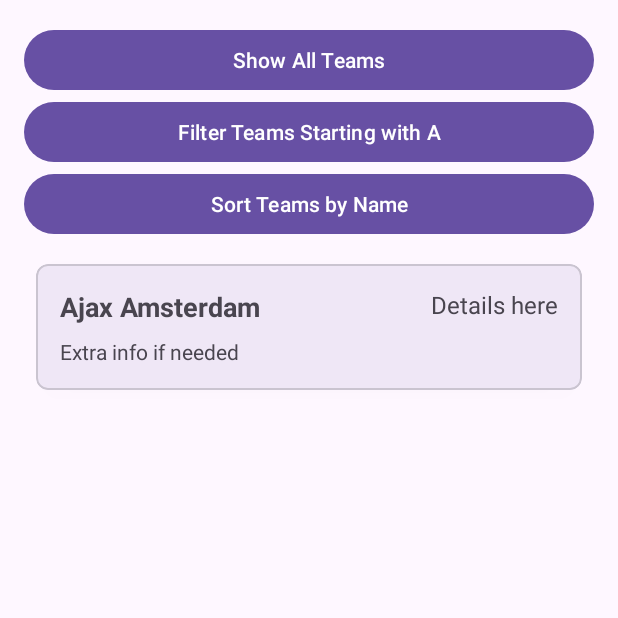
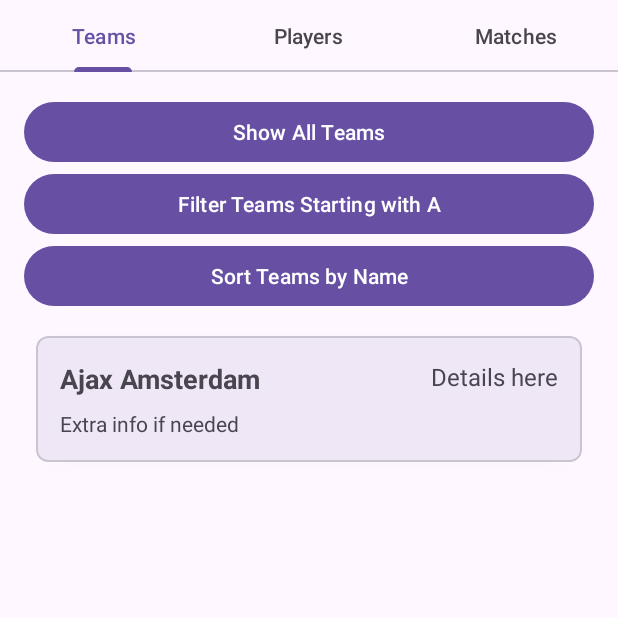
Before and after one commit to torade/Assignment_11, an Android app: the screen it shows after launch (MainActivity), after a tap on "Filter Teams Starting with A", on a phone screen of 412 x 824 dp, the top half of it. Run offline under Robolectric (Android 15) with nearby library versions, the phone set to English and light mode, and no system bars.

Commit message:
3nd commit

```diff
--- a/app/src/main/java/com/example/assignment_11/MainActivity.java
+++ b/app/src/main/java/com/example/assignment_11/MainActivity.java
@@ -1,118 +1,42 @@
 package com.example.assignment_11;
 
 import android.os.Bundle;
-import android.view.View;
-import android.widget.Button;
-import android.widget.TextView;
-import android.widget.Toast;
 
-import androidx.activity.EdgeToEdge;
 import androidx.appcompat.app.AppCompatActivity;
-import androidx.core.graphics.Insets;
-import androidx.core.view.ViewCompat;
-import androidx.core.view.WindowInsetsCompat;
-import androidx.recyclerview.widget.LinearLayoutManager;
-import androidx.recyclerview.widget.RecyclerView;
 import androidx.viewpager2.widget.ViewPager2;
 
-import com.example.assignment_11.adapter.Adapter;
 import com.example.assignment_11.adapter.ViewPagerAdapter;
-import com.example.assignment_11.model.Team;
-import com.example.assignment_11.repository.Repository;
-import com.example.assignment_11.repository.TeamRepository;
 import com.google.android.material.tabs.TabLayout;
 import com.google.android.material.tabs.TabLayoutMediator;
 
-import java.util.ArrayList;
-import java.util.List;
-import java.util.stream.Collectors;
-
-public class MainActivity extends AppCompatActivity implements Adapter.OnItemClickListener{
-
-    private RecyclerView recyclerView;
-    private TextView tvEmptyView;
-    private Adapter adapter;
-    private TeamRepository teamRepository;
+public class MainActivity extends AppCompatActivity {
 
     @Override
     protected void onCreate(Bundle savedInstanceState) {
         super.onCreate(savedInstanceState);
         setContentView(R.layout.activity_main);
 
+        // Set up the TabLayout and ViewPager2
+        TabLayout tabLayout = findViewById(R.id.tab_layout);
+        ViewPager2 viewPager = findViewById(R.id.view_pager);
 
-//        TabLayout tabLayout = findViewById(R.id.tab_layout);
-//        ViewPager2 viewPager = findViewById(R.id.view_pager);
-//
-//        ViewPagerAdapter pagerAdapter = new ViewPagerAdapter(this);
-//        viewPager.setAdapter(pagerAdapter);
-//
-//        new TabLayoutMediator(tabLayout, viewPager,
-//                (tab, position) -> {
-//                    switch (position) {
-//                        case 0: tab.setText("Teams"); break;
-//                        case 1: tab.setText("Players"); break;
-//                        case 2: tab.setText("Matches"); break;
-//                    }
-//                }).attach();
+        // Attach the ViewPagerAdapter (which provides fragments for each tab)
+        ViewPagerAdapter adapter = new ViewPagerAdapter(this);
+        viewPager.setAdapter(adapter);
 
-
-        // Initialize UI components
-        recyclerView = findViewById(R.id.recycler_view);
-        tvEmptyView = findViewById(R.id.tv_empty_view);
-        Button btnShowAll = findViewById(R.id.btn_show_all);
-        Button btnFilterTeams = findViewById(R.id.btn_filter_teams);
-        Button btnSortByName = findViewById(R.id.btn_sort_by_name);
-
-        // Initialize repository and adapter
-        teamRepository = new TeamRepository();
-        adapter = new Adapter(this, teamRepository.getAll().stream()
-                .map(Team::getName)
-                .collect(Collectors.toList()), this);
-
-        // Set up RecyclerView
-        recyclerView.setLayoutManager(new LinearLayoutManager(this));
-        recyclerView.setAdapter(adapter);
-
-        // Load initial data
-        loadAllTeams();
-
-        // Set up button click listeners
-        btnShowAll.setOnClickListener(v -> loadAllTeams());
-        btnFilterTeams.setOnClickListener(v -> filterTeams());
-        //btnSortByName.setOnClickListener(v -> sortTeamsByName());
-    }
-
-    private void loadAllTeams() {
-        List<Team> teams = teamRepository.getAll();
-        updateRecyclerView(teams);
-    }
-
-    private void filterTeams() {
-        List<Team> filteredTeams = teamRepository.filter(team -> team.getName().startsWith("A")); // Example filter
-        updateRecyclerView(filteredTeams);
-    }
-
-//    private void sortTeamsByName() {
-//        List<Team> sortedTeams = teamRepository.sortByName();
-//        updateRecyclerView(sortedTeams);
-//    }
-
-    private void updateRecyclerView(List<Team> teams) {
-        if (teams.isEmpty()) {
-            recyclerView.setVisibility(View.GONE);
-            tvEmptyView.setVisibility(View.VISIBLE);
-        } else {
-            recyclerView.setVisibility(View.VISIBLE);
-            tvEmptyView.setVisibility(View.GONE);
-            adapter.setTeams(teams.stream()
-                    .map(Team::getName)
-                    .collect(Collectors.toList()));
-        }
-    }
-
-
-    @Override
-    public void onItemClick(String item) {
-        Toast.makeText(this, "Clicked: " + item, Toast.LENGTH_SHORT).show();
+        // Connect tabs with ViewPager2 pages
+        new TabLayoutMediator(tabLayout, viewPager, (tab, position) -> {
+            switch (position) {
+                case 0:
+                    tab.setText("Teams");
+                    break;
+                case 1:
+                    tab.setText("Players");
+                    break;
+                case 2:
+                    tab.setText("Matches");
+                    break;
+            }
+        }).attach();
     }
 }
--- a/app/src/main/java/com/example/assignment_11/adapter/ViewPagerAdapter.java
+++ b/app/src/main/java/com/example/assignment_11/adapter/ViewPagerAdapter.java
@@ -5,9 +5,9 @@ import androidx.fragment.app.Fragment;
 import androidx.fragment.app.FragmentActivity;
 import androidx.viewpager2.adapter.FragmentStateAdapter;
 
+import com.example.assignment_11.fragment.TeamFragment;
+import com.example.assignment_11.fragment.PlayerFragment;
 import com.example.assignment_11.fragment.MatchFragment;
-import com.example.assignment_11.fragment.PlayerFragment;
-import com.example.assignment_11.fragment.TeamFragment;
 
 public class ViewPagerAdapter extends FragmentStateAdapter {
 
--- a/app/src/main/java/com/example/assignment_11/fragment/MatchFragment.java
+++ b/app/src/main/java/com/example/assignment_11/fragment/MatchFragment.java
@@ -1,9 +1,22 @@
 package com.example.assignment_11.fragment;
 
+import android.os.Bundle;
+import android.view.LayoutInflater;
+import android.view.View;
+import android.view.ViewGroup;
+
+import androidx.annotation.NonNull;
+import androidx.annotation.Nullable;
 import androidx.fragment.app.Fragment;
 
 import com.example.assignment_11.R;
 
 public class MatchFragment extends Fragment {
-    public MatchFragment() { super(R.layout.fragment_match); }
+    @Nullable
+    @Override
+    public View onCreateView(@NonNull LayoutInflater inflater,
+                             @Nullable ViewGroup container,
+                             @Nullable Bundle savedInstanceState) {
+        return inflater.inflate(R.layout.fragment_match, container, false);
+    }
 }
--- a/app/src/main/res/layout/activity_main.xml
+++ b/app/src/main/res/layout/activity_main.xml
@@ -1,43 +1,22 @@
 <?xml version="1.0" encoding="utf-8"?>
-<LinearLayout xmlns:android="http://schemas.android.com/apk/res/android"
-    android:id="@+id/layout_main"
+<LinearLayout
+    xmlns:android="http://schemas.android.com/apk/res/android"
+    xmlns:app="http://schemas.android.com/apk/res-auto"
     android:layout_width="match_parent"
     android:layout_height="match_parent"
-    android:orientation="vertical"
-    android:padding="16dp">
+    android:orientation="vertical">
 
-    <Button
-        android:id="@+id/btn_show_all"
+    <com.google.android.material.tabs.TabLayout
+        android:id="@+id/tab_layout"
         android:layout_width="match_parent"
         android:layout_height="wrap_content"
-        android:text="Show All Teams" />
+        app:tabIndicatorFullWidth="false"
+        app:tabMode="fixed"
+        app:tabGravity="fill"/>
 
-    <Button
-        android:id="@+id/btn_filter_teams"
-        android:layout_width="match_parent"
-        android:layout_height="wrap_content"
-        android:text="Filter Teams Starting with A" />
-
-    <Button
-        android:id="@+id/btn_sort_by_name"
-        android:layout_width="match_parent"
-        android:layout_height="wrap_content"
-        android:text="Sort Teams by Name" />
-
-    <androidx.recyclerview.widget.RecyclerView
-        android:id="@+id/recycler_view"
+    <androidx.viewpager2.widget.ViewPager2
+        android:id="@+id/view_pager"
         android:layout_width="match_parent"
         android:layout_height="0dp"
-        android:layout_weight="1"
-        android:paddingTop="8dp" />
-
-    <TextView
-        android:id="@+id/tv_empty_view"
-        android:layout_width="match_parent"
-        android:layout_height="wrap_content"
-        android:text="No teams to display"
-        android:gravity="center"
-        android:visibility="gone"
-        android:textAppearance="?android:textAppearanceMedium"
-        android:padding="16dp" />
+        android:layout_weight="1"/>
 </LinearLayout>
--- a/app/src/main/res/layout/fragment_match.xml
+++ b/app/src/main/res/layout/fragment_match.xml
@@ -1,5 +1,6 @@
 <TextView xmlns:android="http://schemas.android.com/apk/res/android"
     android:layout_width="match_parent"
     android:layout_height="match_parent"
+    android:text="Match Fragment"
     android:gravity="center"
-    android:text="Match Fragment" />
+    android:textSize="20sp"/>
--- a/app/src/main/res/layout/fragment_player.xml
+++ b/app/src/main/res/layout/fragment_player.xml
@@ -1,5 +1,6 @@
 <TextView xmlns:android="http://schemas.android.com/apk/res/android"
     android:layout_width="match_parent"
     android:layout_height="match_parent"
+    android:text="Player Fragment"
     android:gravity="center"
-    android:text="Player Fragment" />
+    android:textSize="20sp"/>
--- a/app/src/main/res/layout/fragment_team.xml
+++ b/app/src/main/res/layout/fragment_team.xml
@@ -1,5 +1,42 @@
-<TextView xmlns:android="http://schemas.android.com/apk/res/android"
+<?xml version="1.0" encoding="utf-8"?>
+<LinearLayout xmlns:android="http://schemas.android.com/apk/res/android"
     android:layout_width="match_parent"
     android:layout_height="match_parent"
-    android:gravity="center"
-    android:text="Team Fragment" />
+    android:orientation="vertical"
+    android:padding="16dp">
+
+    <Button
+        android:id="@+id/btn_show_all"
+        android:layout_width="match_parent"
+        android:layout_height="wrap_content"
+        android:text="Show All Teams" />
+
+    <Button
+        android:id="@+id/btn_filter_teams"
+        android:layout_width="match_parent"
+        android:layout_height="wrap_content"
+        android:text="Filter Teams Starting with A" />
+
+    <Button
+        android:id="@+id/btn_sort_by_name"
+        android:layout_width="match_parent"
+        android:layout_height="wrap_content"
+        android:text="Sort Teams by Name" />
+
+    <androidx.recyclerview.widget.RecyclerView
+        android:id="@+id/recycler_view"
+        android:layout_width="match_parent"
+        android:layout_height="0dp"
+        android:layout_weight="1"
+        android:paddingTop="8dp" />
+
+    <TextView
+        android:id="@+id/tv_empty_view"
+        android:layout_width="match_parent"
+        android:layout_height="wrap_content"
+        android:text="No teams to display"
+        android:gravity="center"
+        android:visibility="gone"
+        android:textAppearance="?android:textAppearanceMedium"
+        android:padding="16dp" />
+</LinearLayout>
```
